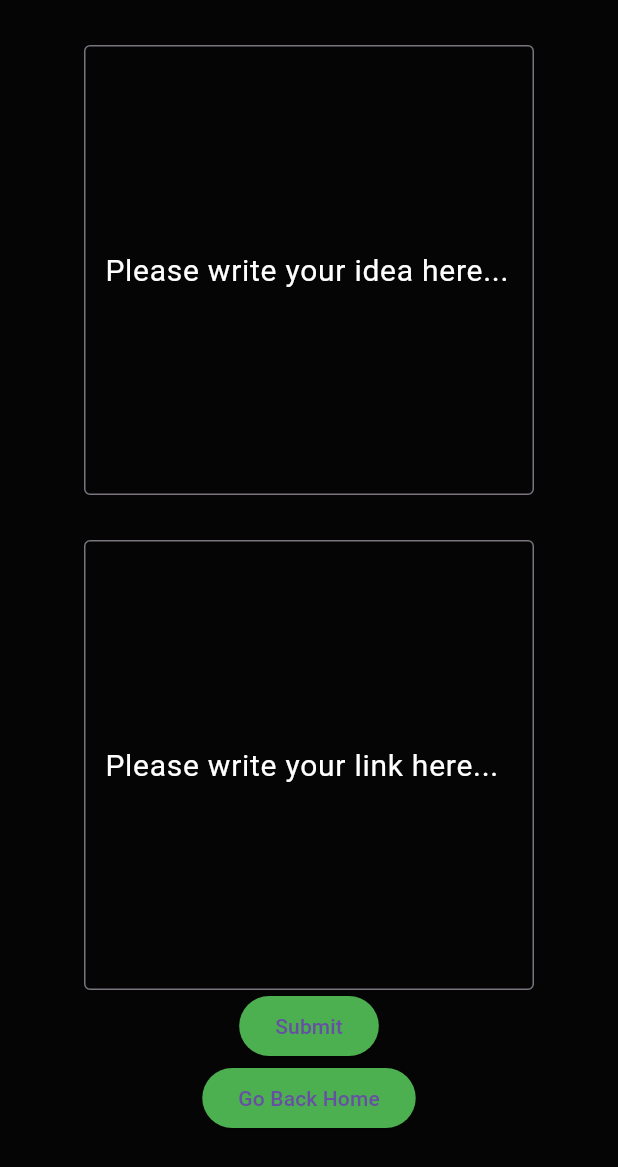
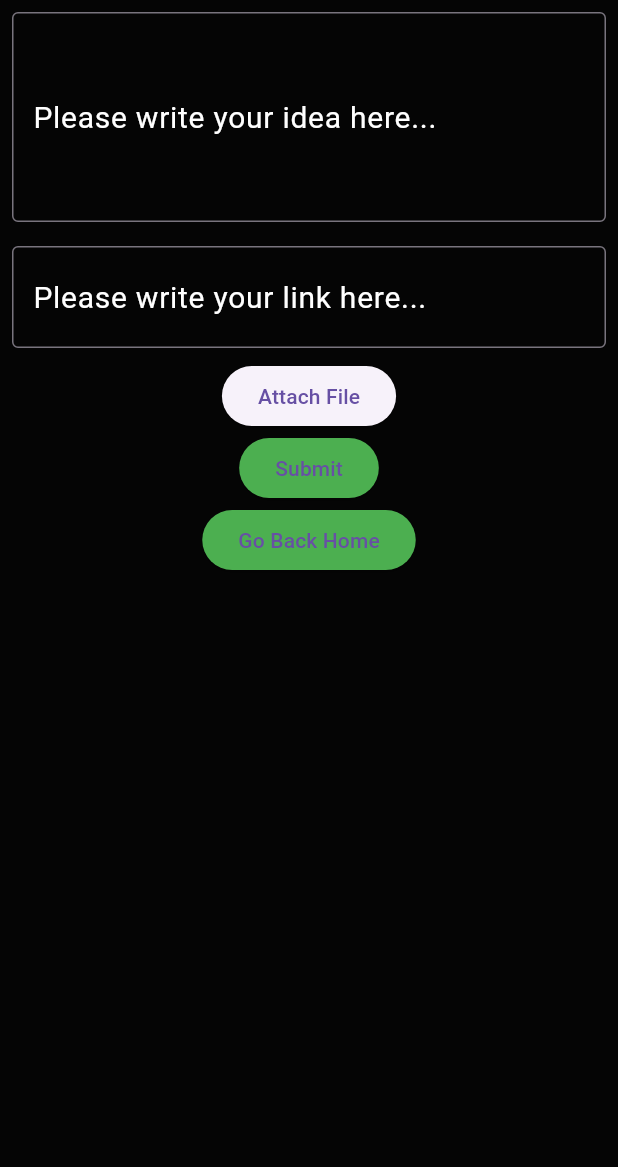
Before and after one commit to JoeySan5/Knights-Social-Media-App, a Flutter app: the MessagePage screen opened directly with empty values, on a phone screen of 412 x 824 dp. Shown: the top 1167 px of the screen. Run offline on Flutter 3.47's test engine with Material 3 defaults, Android fonts, the phone set to English and light mode, and no system bars; our stand-ins replace file_picker, google_sign_in, like_button.

Commit message:
added attach a file button

```diff
--- a/flutter/knights/lib/components/ideas_form.dart
+++ b/flutter/knights/lib/components/ideas_form.dart
@@ -1,3 +1,6 @@
+import 'dart:io';
+
+import 'package:file_picker/file_picker.dart';
 import 'package:flutter/material.dart';
 
 import 'package:knights/net/web_requests.dart';
@@ -27,6 +30,23 @@ class _IdeasForm extends State<IdeasForm> {
     super.dispose();
   }
 
+  File? _selectedFile;
+
+  Future<void> pickFile() async {
+    FilePickerResult? result = await FilePicker.platform.pickFiles();
+
+    if (result != null) {
+      setState(() {
+        _selectedFile = File(result.files.single.path!);
+      });
+    } else {
+      // User canceled the picker
+      ScaffoldMessenger.of(context).showSnackBar(
+        const SnackBar(content: Text('No file selected')),
+      );
+    }
+  }
+
   @override
   Widget build(BuildContext context) {
     String content = "";
@@ -36,14 +56,13 @@ class _IdeasForm extends State<IdeasForm> {
       child: Column(
         children: [
           Padding(
-              padding: const EdgeInsets.only(top: 30),
-              child: SizedBox(
-                  width: 300,
-                  height: 300,
+              padding: const EdgeInsets.all(8.0),
+              // child: SizedBox(
+              //     width: 300,
+              //     height: 300,
                   child: TextFormField(
-                    maxLines: null,
-                    expands: true,
-
+                    maxLines: 5, // reduced max lines
+                    //expands: true,
                     //controller: myController,
                     decoration: const InputDecoration(
                         border: OutlineInputBorder(),
@@ -66,16 +85,18 @@ class _IdeasForm extends State<IdeasForm> {
                       print('content: $value');
                     },
                     style: const TextStyle(color: Colors.white),
-                  ))),
+                  )
+                  //)
+                  ),
           Padding(
-              padding: const EdgeInsets.only(top: 30),
+              padding: const EdgeInsets.all(8.0),
               // SECOND BOX FOR LINKS
-              child: SizedBox(
-                  width: 300,
-                  height: 300,
+              // child: SizedBox(
+              //     width: 300,
+              //     height: 300,
                   child: TextFormField(
-                    maxLines: null,
-                    expands: true,
+                    maxLines: 2, // reduced max lines
+                    //expands: true,
 
                     //controller: myController,
                     decoration: const InputDecoration(
@@ -99,7 +120,25 @@ class _IdeasForm extends State<IdeasForm> {
                       print('content: $value');
                     },
                     style: const TextStyle(color: Colors.white),
-                  ))),
+                  )
+                  //)
+                  ),
+
+          // Attach file button
+          ElevatedButton(
+            onPressed: pickFile,
+            child: const Text('Attach File'),
+          ),
+
+          // Optional: Display the selected file name
+          if (_selectedFile != null)
+            Padding(
+              padding: const EdgeInsets.all(8.0),
+              child:
+                  Text("Selected File: ${_selectedFile!.path.split('/').last}"),
+            ),
+
+          // Submit button
           ElevatedButton(
               style: const ButtonStyle(
                 backgroundColor: MaterialStatePropertyAll(Colors.green),
@@ -121,44 +160,5 @@ class _IdeasForm extends State<IdeasForm> {
         ],
       ),
     );
-    // return Column(
-    //   children: [
-
-    //         Padding(
-    //           padding: const EdgeInsets.only(top: 30),
-    //           child: SizedBox(
-    //           width: 300,
-    //           height: 300,
-    //           child: TextField(
-    //             maxLines: null,
-    //             expands: true,
-
-    //           controller: myController,
-    //           decoration: const InputDecoration(
-    //           border: OutlineInputBorder(),
-    //           hintText: 'Please write your idea here...',
-    //           hintStyle: TextStyle(color: Colors.white),
-    //           contentPadding: EdgeInsets.all(10)
-    //         ),
-    //         style: const TextStyle(color: Colors.white),
-    //         )
-    //         )
-    //         ),
-
-    //     ElevatedButton(
-    //           style: const ButtonStyle(
-    //               backgroundColor: MaterialStatePropertyAll(Colors.green),
-    //             ),
-    //             //the arrow function ()=> allows for postIdeas to return a future
-    //             //this is done because onPressed accepts only voids, not future
-    //           onPressed:() => {
-    //             postIdeas(myController.text, widget.sessionKey),
-    //             Navigator.pop(context)
-    //           },
-    //           child: const Text('Submit')
-
-    //           ),
-    //   ],
-    // );
   }
 }
--- a/flutter/knights/lib/net/web_requests.dart
+++ b/flutter/knights/lib/net/web_requests.dart
@@ -60,7 +60,7 @@ Future<Poster> fetchPoster(String id, String sessionKey) async {
   var url = Uri.parse(
       'https://team-knights.dokku.cse.lehigh.edu/users/$id?sessionKey=$sessionKey');
   var headers = {"Accept": "application/json"};
-  // garbage user that gets returned if sopmething goes wrong
+  // garbage user that gets returned if something goes wrong
   Poster garb = Poster(
       mId: "", mUsername: 'garbage', mEmail: 'nonExistent', mNote: 'garbage');
 
@@ -135,7 +135,7 @@ Future<DetailedPost> fetchDetailedPost(int mId, String sessionKey) async {
   var response = await http.get(url, headers: headers);
   print(response.body);
 
-  /// upon sucess, returnData gets populated withproper data
+  /// upon sucess, returnData gets populated with proper data
   if (response.statusCode == 200) {
     DetailedPost returnData;
     var res = jsonDecode(response.body);
```
Also changed, not shown: flutter/knights/lib/models/Idea.dart (+9 -6 lines), 4 other files.
